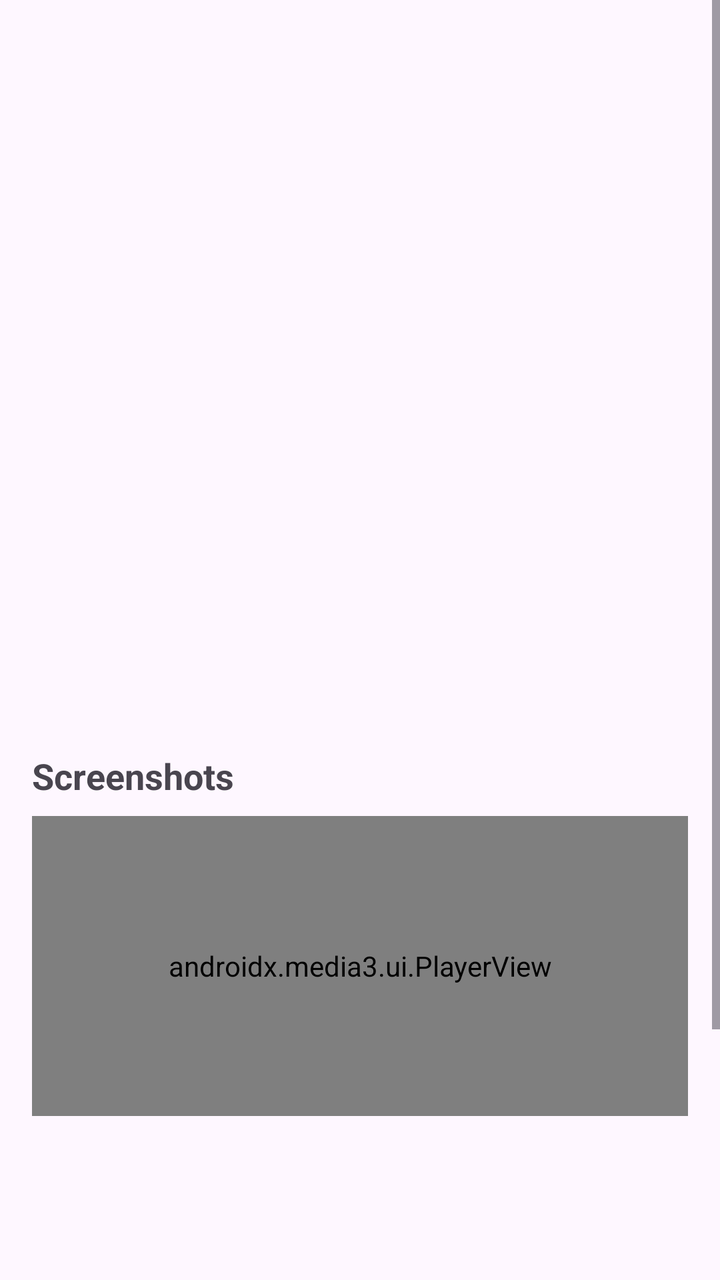
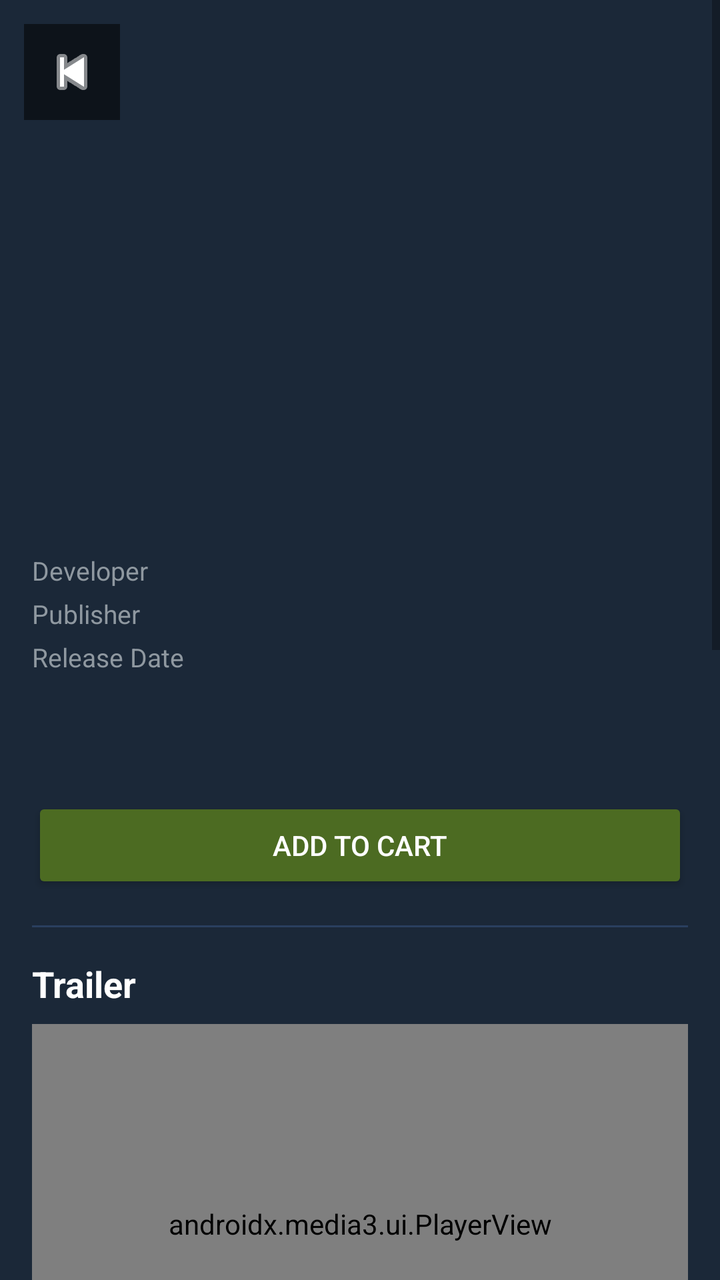

An Android layout rendered at two revisions. The XML below is the earlier revision; the diff shows what the commit changed to produce the second picture.
<!-- AndroidManifest.xml: activity theme Theme.GameHub -->
<!-- res/layout/activity_game_details.xml -->
<?xml version="1.0" encoding="utf-8"?>
<ScrollView xmlns:android="http://schemas.android.com/apk/res/android"
    android:layout_width="match_parent"
    android:layout_height="match_parent"
    xmlns:app="http://schemas.android.com/apk/res-auto">

    <LinearLayout
        android:layout_width="match_parent"
        android:layout_height="wrap_content"
        android:orientation="vertical"
        android:padding="16dp">

        <ImageView
            android:id="@+id/imageCover"
            android:layout_width="match_parent"
            android:layout_height="220dp"
            android:scaleType="centerCrop" />

        <TextView
            android:id="@+id/textTitle"
            android:layout_width="match_parent"
            android:layout_height="wrap_content"
            android:textSize="24sp"
            android:textStyle="bold"
            android:layout_marginTop="16dp" />

        <TextView
            android:id="@+id/textPrice"
            android:layout_width="match_parent"
            android:layout_height="wrap_content"
            android:textSize="18sp"
            android:layout_marginTop="8dp" />

        <TextView
            android:id="@+id/textDescription"
            android:layout_width="match_parent"
            android:layout_height="wrap_content"
            android:textSize="14sp"
            android:layout_marginTop="16dp" />

        <TextView
            android:layout_width="wrap_content"
            android:layout_height="wrap_content"
            android:text="Screenshots"
            android:textSize="18sp"
            android:textStyle="bold"
            android:layout_marginTop="24dp" />

        <androidx.media3.ui.PlayerView
            android:id="@+id/playerView"
            android:layout_width="match_parent"
            android:layout_height="150dp"
            android:orientation="horizontal"
            android:layout_marginTop="8dp"
            app:use_controller="true"/>

        <androidx.recyclerview.widget.RecyclerView
            android:id="@+id/recyclerScreenshots"
            android:layout_width="match_parent"
            android:layout_height="150dp"
            android:orientation="horizontal"
            android:layout_marginTop="8dp" />

        <Button
            android:id="@+id/buttonAddToCart"
            android:layout_width="match_parent"
            android:layout_height="wrap_content"
            android:text="Add to Cart"
            android:layout_marginTop="16dp" />

    </LinearLayout>

</ScrollView>
<!-- resources referenced by this layout -->
<resources>
  <style name="Theme.GameHub" parent="Theme.Material3.DayNight.NoActionBar" />
</resources>

<!-- the commit's change to res/layout/activity_game_details.xml (unified diff, before → after) -->
@@ -1,73 +1,302 @@
 <?xml version="1.0" encoding="utf-8"?>
 <ScrollView xmlns:android="http://schemas.android.com/apk/res/android"
+    xmlns:app="http://schemas.android.com/apk/res-auto"
     android:layout_width="match_parent"
     android:layout_height="match_parent"
-    xmlns:app="http://schemas.android.com/apk/res-auto">
+    android:background="#1B2838">
 
     <LinearLayout
         android:layout_width="match_parent"
         android:layout_height="wrap_content"
-        android:orientation="vertical"
-        android:padding="16dp">
-
-        <ImageView
-            android:id="@+id/imageCover"
+        android:orientation="vertical">
+
+        <FrameLayout
             android:layout_width="match_parent"
-            android:layout_height="220dp"
-            android:scaleType="centerCrop" />
-
-        <TextView
-            android:id="@+id/textTitle"
+            android:layout_height="220dp">
+
+            <ImageView
+                android:id="@+id/imageCover"
+                android:layout_width="match_parent"
+                android:layout_height="match_parent"
+                android:scaleType="centerCrop" />
+
+            <ImageButton
+                android:id="@+id/buttonBack"
+                android:layout_width="wrap_content"
+                android:layout_height="wrap_content"
+                android:src="@android:drawable/ic_media_previous"
+                android:background="#88000000"
+                android:tint="#FFFFFF"
+                android:layout_margin="12dp"
+                android:padding="8dp" />
+
+        </FrameLayout>
+
+        <LinearLayout
             android:layout_width="match_parent"
             android:layout_height="wrap_content"
-            android:textSize="24sp"
-            android:textStyle="bold"
-            android:layout_marginTop="16dp" />
-
-        <TextView
-            android:id="@+id/textPrice"
-            android:layout_width="match_parent"
-            android:layout_height="wrap_content"
-            android:textSize="18sp"
-            android:layout_marginTop="8dp" />
-
-        <TextView
-            android:id="@+id/textDescription"
-            android:layout_width="match_parent"
-            android:layout_height="wrap_content"
-            android:textSize="14sp"
-            android:layout_marginTop="16dp" />
-
-        <TextView
-            android:layout_width="wrap_content"
-            android:layout_height="wrap_content"
-            android:text="Screenshots"
-            android:textSize="18sp"
-            android:textStyle="bold"
-            android:layout_marginTop="24dp" />
-
-        <androidx.media3.ui.PlayerView
-            android:id="@+id/playerView"
-            android:layout_width="match_parent"
-            android:layout_height="150dp"
-            android:orientation="horizontal"
-            android:layout_marginTop="8dp"
-            app:use_controller="true"/>
-
-        <androidx.recyclerview.widget.RecyclerView
-            android:id="@+id/recyclerScreenshots"
-            android:layout_width="match_parent"
-            android:layout_height="150dp"
-            android:orientation="horizontal"
-            android:layout_marginTop="8dp" />
-
-        <Button
-            android:id="@+id/buttonAddToCart"
-            android:layout_width="match_parent"
-            android:layout_height="wrap_content"
-            android:text="Add to Cart"
-            android:layout_marginTop="16dp" />
-
+            android:orientation="vertical"
+            android:padding="16dp">
+
+            
+            <TextView
+                android:id="@+id/textTitle"
+                android:layout_width="match_parent"
+                android:layout_height="wrap_content"
+                android:textColor="#FFFFFF"
+                android:textSize="24sp"
+                android:textStyle="bold" />
+
+            
+            <LinearLayout
+                android:layout_width="match_parent"
+                android:layout_height="wrap_content"
+                android:orientation="vertical"
+                android:layout_marginTop="8dp">
+
+                <LinearLayout
+                    android:layout_width="match_parent"
+                    android:layout_height="wrap_content"
+                    android:orientation="horizontal">
+
+                    <TextView
+                        android:layout_width="100dp"
+                        android:layout_height="wrap_content"
+                        android:text="Developer"
+                        android:textColor="#8F98A0"
+                        android:textSize="13sp" />
+
+                    <TextView
+                        android:id="@+id/textDeveloper"
+                        android:layout_width="wrap_content"
+                        android:layout_height="wrap_content"
+                        android:textColor="#4FC3F7"
+                        android:textSize="13sp" />
+
+                </LinearLayout>
+
+                <LinearLayout
+                    android:layout_width="match_parent"
+                    android:layout_height="wrap_content"
+                    android:orientation="horizontal"
+                    android:layout_marginTop="4dp">
+
+                    <TextView
+                        android:layout_width="100dp"
+                        android:layout_height="wrap_content"
+                        android:text="Publisher"
+                        android:textColor="#8F98A0"
+                        android:textSize="13sp" />
+
+                    <TextView
+                        android:id="@+id/textPublisher"
+                        android:layout_width="wrap_content"
+                        android:layout_height="wrap_content"
+                        android:textColor="#4FC3F7"
+                        android:textSize="13sp" />
+
+                </LinearLayout>
+
+                <LinearLayout
+                    android:layout_width="match_parent"
+                    android:layout_height="wrap_content"
+                    android:orientation="horizontal"
+                    android:layout_marginTop="4dp">
+
+                    <TextView
+                        android:layout_width="100dp"
+                        android:layout_height="wrap_content"
+                        android:text="Release Date"
+                        android:textColor="#8F98A0"
+                        android:textSize="13sp" />
+
+                    <TextView
+                        android:id="@+id/textReleaseDate"
+                        android:layout_width="wrap_content"
+                        android:layout_height="wrap_content"
+                        android:textColor="#FFFFFF"
+                        android:textSize="13sp" />
+
+                </LinearLayout>
+
+            </LinearLayout>
+
+            
+            <LinearLayout
+                android:id="@+id/genreContainer"
+                android:layout_width="match_parent"
+                android:layout_height="wrap_content"
+                android:orientation="horizontal"
+                android:layout_marginTop="8dp" />
+
+            
+            <LinearLayout
+                android:id="@+id/platformContainer"
+                android:layout_width="match_parent"
+                android:layout_height="wrap_content"
+                android:orientation="horizontal"
+                android:layout_marginTop="4dp" />
+
+            
+            <TextView
+                android:id="@+id/textPrice"
+                android:layout_width="wrap_content"
+                android:layout_height="wrap_content"
+                android:textColor="#4FC3F7"
+                android:textSize="22sp"
+                android:textStyle="bold"
+                android:layout_marginTop="12dp" />
+
+            
+            <Button
+                android:id="@+id/buttonAddToCart"
+                android:layout_width="match_parent"
+                android:layout_height="wrap_content"
+                android:text="Add to Cart"
+                android:layout_marginTop="8dp"
+                android:backgroundTint="#4C6B22"
+                android:textColor="#FFFFFF" />
+
+            
+            <View
+                android:layout_width="match_parent"
+                android:layout_height="1dp"
+                android:background="#2A3F5F"
+                android:layout_marginTop="16dp"
+                android:layout_marginBottom="16dp" />
+
+            
+            <TextView
+                android:layout_width="wrap_content"
+                android:layout_height="wrap_content"
+                android:text="Trailer"
+                android:textColor="#FFFFFF"
+                android:textSize="18sp"
+                android:textStyle="bold" />
+
+            <androidx.media3.ui.PlayerView
+                android:id="@+id/playerView"
+                android:layout_width="match_parent"
+                android:layout_height="200dp"
+                android:layout_marginTop="8dp"
+                app:use_controller="true" />
+
+            
+            <View
+                android:layout_width="match_parent"
+                android:layout_height="1dp"
+                android:background="#2A3F5F"
+                android:layout_marginTop="16dp"
+                android:layout_marginBottom="16dp" />
+
+            
+            <TextView
+                android:layout_width="wrap_content"
+                android:layout_height="wrap_content"
+                android:text="Screenshots"
+                android:textColor="#FFFFFF"
+                android:textSize="18sp"
+                android:textStyle="bold" />
+
+            <androidx.recyclerview.widget.RecyclerView
+                android:id="@+id/recyclerScreenshots"
+                android:layout_width="match_parent"
+                android:layout_height="150dp"
+                android:layout_marginTop="8dp" />
+
+            
+            <View
+                android:layout_width="match_parent"
+                android:layout_height="1dp"
+                android:background="#2A3F5F"
+                android:layout_marginTop="16dp"
+                android:layout_marginBottom="16dp" />
+
+            
+            <TextView
+                android:layout_width="wrap_content"
+                android:layout_height="wrap_content"
+                android:text="About This Game"
+                android:textColor="#FFFFFF"
+                android:textSize="18sp"
+                android:textStyle="bold" />
+
+            <WebView
+                android:id="@+id/webDescription"
+                android:layout_width="match_parent"
+                android:layout_height="wrap_content"
+                android:layout_marginTop="8dp" />
+
+            
+            <View
+                android:layout_width="match_parent"
+                android:layout_height="1dp"
+                android:background="#2A3F5F"
+                android:layout_marginTop="16dp"
+                android:layout_marginBottom="16dp" />
+
+            
+            <TextView
+                android:layout_width="wrap_content"
+                android:layout_height="wrap_content"
+                android:text="Reviews"
+                android:textColor="#FFFFFF"
+                android:textSize="18sp"
+                android:textStyle="bold" />
+
+            <EditText
+                android:id="@+id/editReviewContent"
+                android:layout_width="match_parent"
+                android:layout_height="wrap_content"
+                android:hint="Write a review..."
+                android:textColor="#FFFFFF"
+                android:textSize="14sp"
+                android:padding="12dp"
+                android:background="#2A3F5F"
+                android:layout_marginTop="8dp"
+                android:minLines="3" />
+
+            <LinearLayout
+                android:layout_width="match_parent"
+                android:layout_height="wrap_content"
+                android:orientation="horizontal"
+                android:gravity="center_vertical"
+                android:layout_marginTop="8dp">
+
+                <TextView
+                    android:layout_width="wrap_content"
+                    android:layout_height="wrap_content"
+                    android:text="Rating: "
+                    android:textColor="#FFFFFF"
+                    android:textSize="14sp" />
+
+                <RatingBar
+                    android:id="@+id/ratingBar"
+                    android:layout_width="wrap_content"
+                    android:layout_height="wrap_content"
+                    android:numStars="5"
+                    android:stepSize="1"
+                    android:isIndicator="false"
+                    style="?android:attr/ratingBarStyleSmall"/>
+
+            </LinearLayout>
+
+            <Button
+                android:id="@+id/buttonSubmitReview"
+                android:layout_width="match_parent"
+                android:layout_height="wrap_content"
+                android:text="Submit Review"
+                android:backgroundTint="#4C6B22"
+                android:textColor="#FFFFFF"
+                android:layout_marginTop="8dp" />
+
+            <androidx.recyclerview.widget.RecyclerView
+                android:id="@+id/recyclerReviews"
+                android:layout_width="match_parent"
+                android:layout_height="wrap_content"
+                android:nestedScrollingEnabled="false"
+                android:layout_marginTop="8dp" />
+
+        </LinearLayout>
     </LinearLayout>
-
 </ScrollView>
<!-- resource entries referenced after the edit -->
@@ -1,5 +1,9 @@
 <!-- resources referenced by this layout -->
 <resources>
-  <style name="Theme.GameHub" parent="Theme.Material3.DayNight.NoActionBar" />
+  <style name="Theme.GameHub" parent="Theme.MaterialComponents.DayNight.NoActionBar">
+          <item name="android:navigationBarColor">@android:color/transparent</item>
+          <item name="android:windowDrawsSystemBarBackgrounds">true</item>
+          <item name="android:fitsSystemWindows">true</item>
+      </style>
 </resources>
 
